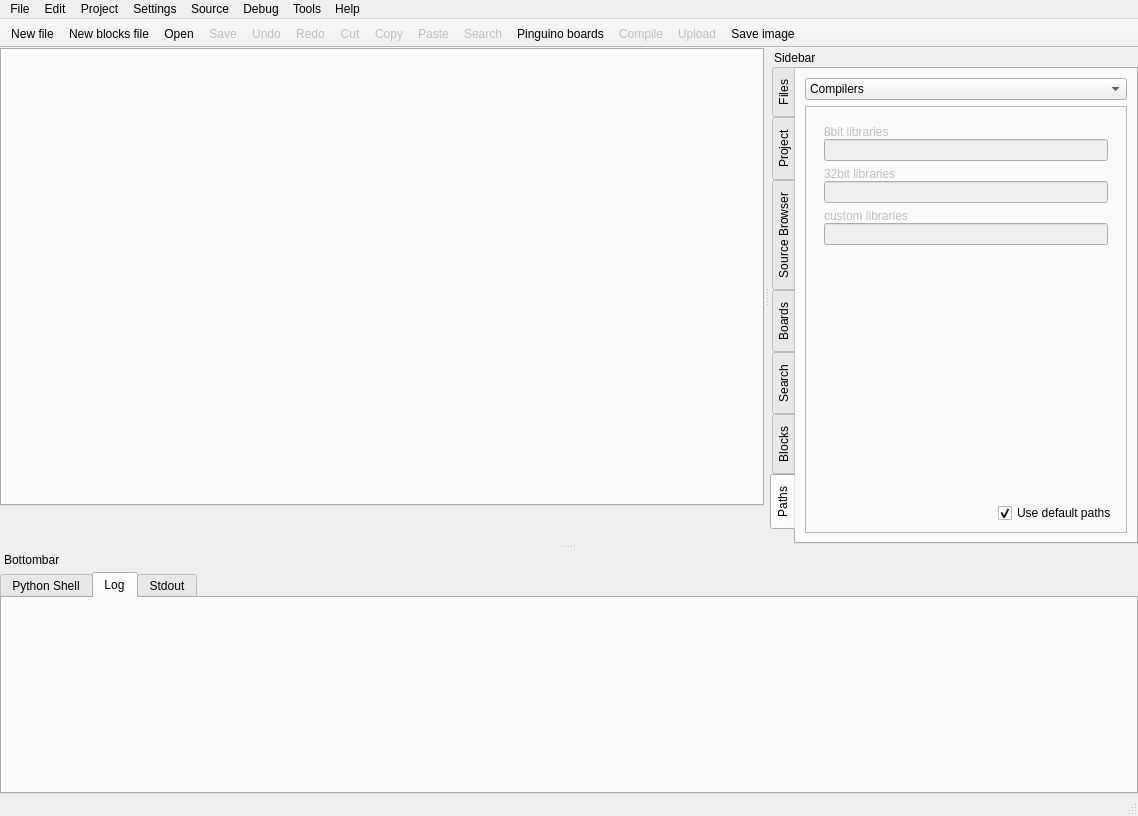
Old version of the form pinguino/qtgui/frames/main.ui in the repository PinguinoIDE/pinguino-ide.
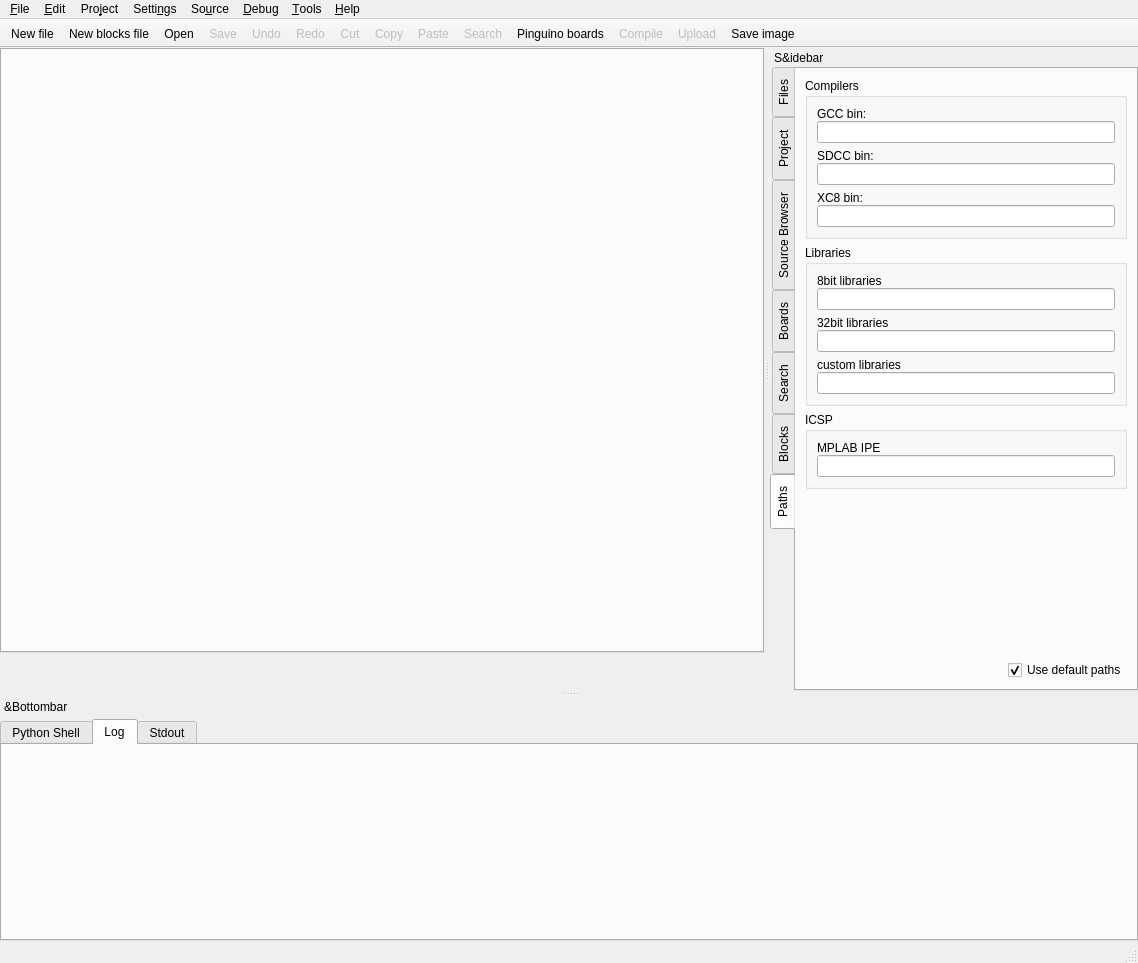
New version of the form. The open tabs and pages were chosen to show the change. Icons and pictures are not drawn.

Commit message: Added default code for new projects.

Diff of the .ui file:
```diff
--- a/pinguino/qtgui/frames/main.ui
+++ b/pinguino/qtgui/frames/main.ui
@@ -7,7 +7,7 @@
     <x>0</x>
     <y>0</y>
     <width>1138</width>
-    <height>816</height>
+    <height>963</height>
    </rect>
   </property>
   <property name="windowTitle">
@@ -105,7 +105,7 @@
    </property>
    <widget class="QMenu" name="menuFile">
     <property name="title">
-     <string>File</string>
+     <string>&amp;File</string>
     </property>
     <widget class="QMenu" name="menuRecents">
      <property name="title">
@@ -132,7 +132,7 @@
    </widget>
    <widget class="QMenu" name="menuEdit">
     <property name="title">
-     <string>Edit</string>
+     <string>&amp;Edit</string>
     </property>
     <addaction name="actionUndo"/>
     <addaction name="actionRedo"/>
@@ -149,7 +149,7 @@
    </widget>
    <widget class="QMenu" name="menuPinguino">
     <property name="title">
-     <string notr="true">Debug</string>
+     <string notr="true">&amp;Debug</string>
     </property>
     <addaction name="actionCompile"/>
     <addaction name="actionUpload"/>
@@ -165,7 +165,7 @@
    </widget>
    <widget class="QMenu" name="menuHelp">
     <property name="title">
-     <string>Help</string>
+     <string>&amp;Help</string>
     </property>
     <widget class="QMenu" name="menuLinks">
      <property name="title">
@@ -194,7 +194,7 @@
    </widget>
    <widget class="QMenu" name="menuSource">
     <property name="title">
-     <string>Source</string>
+     <string>So&amp;urce</string>
     </property>
     <addaction name="actionAutocomplete"/>
     <addaction name="actionComment_out_region"/>
@@ -208,7 +208,7 @@
    </widget>
    <widget class="QMenu" name="menuSettings">
     <property name="title">
-     <string>Settings</string>
+     <string>Setti&amp;ngs</string>
     </property>
     <widget class="QMenu" name="menuIcons_theme">
      <property name="title">
@@ -233,7 +233,7 @@
    </widget>
    <widget class="QMenu" name="menuProject">
     <property name="title">
-     <string>Project</string>
+     <string>Pro&amp;ject</string>
     </property>
     <widget class="QMenu" name="menuRecentProjects">
      <property name="title">
@@ -259,7 +259,7 @@
    </widget>
    <widget class="QMenu" name="menuTools">
     <property name="title">
-     <string>Tools</string>
+     <string>&amp;Tools</string>
     </property>
     <addaction name="actionToggle_vertical_tool_area"/>
     <addaction name="actionToggle_horizontal_tool_area"/>
@@ -295,7 +295,7 @@
     <set>Qt::LeftDockWidgetArea|Qt::RightDockWidgetArea</set>
    </property>
    <property name="windowTitle">
-    <string>Sidebar</string>
+    <string>S&amp;idebar</string>
    </property>
    <attribute name="dockWidgetArea">
     <number>2</number>
@@ -1306,43 +1306,23 @@
          <string>Paths</string>
         </attribute>
         <layout class="QGridLayout" name="gridLayout_31">
-         <item row="1" column="0" colspan="2">
-          <widget class="QFrame" name="frame">
-           <property name="frameShape">
-            <enum>QFrame::StyledPanel</enum>
-           </property>
-           <property name="frameShadow">
-            <enum>QFrame::Raised</enum>
-           </property>
-           <layout class="QGridLayout" name="gridLayout_30">
-            <item row="0" column="0">
-             <widget class="QStackedWidget" name="stackedWidget">
-              <property name="enabled">
-               <bool>false</bool>
-              </property>
-              <property name="currentIndex">
-               <number>0</number>
-              </property>
-              <widget class="QWidget" name="page">
-               <layout class="QGridLayout" name="gridLayout_19">
-                <item row="0" column="0" colspan="2">
-                 <layout class="QVBoxLayout" name="verticalLayout_3">
-                  <property name="spacing">
-                   <number>0</number>
-                  </property>
-                  <item>
-                   <widget class="QLabel" name="label_10">
+         <item row="4" column="1">
+          <widget class="QCheckBox" name="checkBox_paths_default">
                     <property name="text">
-                     <string>GCC bin:</string>
+            <string>Use default paths</string>
+           </property>
+           <property name="checked">
+            <bool>true</bool>
                     </property>
                    </widget>
                   </item>
-                  <item>
-                   <widget class="QLineEdit" name="lineEdit_path_gcc_bin"/>
-                  </item>
-                 </layout>
-                </item>
-                <item row="1" column="0" colspan="2">
+         <item row="0" column="0" colspan="2">
+          <widget class="QGroupBox" name="groupBox_compilers">
+           <property name="title">
+            <string>Compilers</string>
+           </property>
+           <layout class="QGridLayout" name="gridLayout_33">
+            <item row="1" column="0">
                  <layout class="QVBoxLayout" name="verticalLayout_2">
                   <property name="spacing">
                    <number>0</number>
@@ -1359,7 +1339,24 @@
                   </item>
                  </layout>
                 </item>
-                <item row="2" column="0" colspan="2">
+            <item row="0" column="0">
+             <layout class="QVBoxLayout" name="verticalLayout_3">
+              <property name="spacing">
+               <number>0</number>
+              </property>
+              <item>
+               <widget class="QLabel" name="label_10">
+                <property name="text">
+                 <string>GCC bin:</string>
+                </property>
+               </widget>
+              </item>
+              <item>
+               <widget class="QLineEdit" name="lineEdit_path_gcc_bin"/>
+              </item>
+             </layout>
+            </item>
+            <item row="2" column="0">
                  <layout class="QVBoxLayout" name="verticalLayout_4">
                   <property name="spacing">
                    <number>0</number>
@@ -1376,70 +1373,15 @@
                   </item>
                  </layout>
                 </item>
-                <item row="3" column="0" colspan="2">
-                 <spacer name="verticalSpacer_6">
-                  <property name="orientation">
-                   <enum>Qt::Vertical</enum>
-                  </property>
-                  <property name="sizeHint" stdset="0">
-                   <size>
-                    <width>20</width>
-                    <height>40</height>
-                   </size>
-                  </property>
-                 </spacer>
-                </item>
-               </layout>
-              </widget>
-              <widget class="QWidget" name="page_2">
-               <layout class="QGridLayout" name="gridLayout_24">
-                <item row="3" column="0">
-                 <spacer name="verticalSpacer_8">
-                  <property name="orientation">
-                   <enum>Qt::Vertical</enum>
-                  </property>
-                  <property name="sizeHint" stdset="0">
-                   <size>
-                    <width>20</width>
-                    <height>40</height>
-                   </size>
-                  </property>
-                 </spacer>
-                </item>
-                <item row="2" column="0">
-                 <layout class="QVBoxLayout" name="verticalLayout_7">
-                  <property name="spacing">
-                   <number>0</number>
-                  </property>
-                  <item>
-                   <widget class="QLabel" name="label_14">
-                    <property name="text">
-                     <string>custom libraries</string>
-                    </property>
-                   </widget>
-                  </item>
-                  <item>
-                   <widget class="QLineEdit" name="lineEdit_path_custom_libs"/>
-                  </item>
-                 </layout>
-                </item>
-                <item row="0" column="0">
-                 <layout class="QVBoxLayout" name="verticalLayout_5">
-                  <property name="spacing">
-                   <number>0</number>
-                  </property>
-                  <item>
-                   <widget class="QLabel" name="label_12">
-                    <property name="text">
-                     <string>8bit libraries</string>
-                    </property>
-                   </widget>
-                  </item>
-                  <item>
-                   <widget class="QLineEdit" name="lineEdit_path_8_libs"/>
-                  </item>
-                 </layout>
-                </item>
+           </layout>
+          </widget>
+         </item>
+         <item row="1" column="0" colspan="2">
+          <widget class="QGroupBox" name="groupBox_libraries">
+           <property name="title">
+            <string>Libraries</string>
+           </property>
+           <layout class="QGridLayout" name="gridLayout_34">
                 <item row="1" column="0">
                  <layout class="QVBoxLayout" name="verticalLayout_6">
                   <property name="spacing">
@@ -1457,11 +1399,63 @@
                   </item>
                  </layout>
                 </item>
-               </layout>
-              </widget>
-              <widget class="QWidget" name="page_3">
-               <layout class="QGridLayout" name="gridLayout_32">
-                <item row="1" column="0">
+            <item row="0" column="0">
+             <layout class="QVBoxLayout" name="verticalLayout_5">
+              <property name="spacing">
+               <number>0</number>
+              </property>
+              <item>
+               <widget class="QLabel" name="label_12">
+                <property name="text">
+                 <string>8bit libraries</string>
+                </property>
+               </widget>
+              </item>
+              <item>
+               <widget class="QLineEdit" name="lineEdit_path_8_libs"/>
+              </item>
+             </layout>
+            </item>
+            <item row="2" column="0">
+             <layout class="QVBoxLayout" name="verticalLayout_7">
+              <property name="spacing">
+               <number>0</number>
+              </property>
+              <item>
+               <widget class="QLabel" name="label_14">
+                <property name="text">
+                 <string>custom libraries</string>
+                </property>
+               </widget>
+              </item>
+              <item>
+               <widget class="QLineEdit" name="lineEdit_path_custom_libs"/>
+              </item>
+             </layout>
+            </item>
+           </layout>
+          </widget>
+         </item>
+         <item row="4" column="0">
+          <spacer name="horizontalSpacer_3">
+           <property name="orientation">
+            <enum>Qt::Horizontal</enum>
+           </property>
+           <property name="sizeHint" stdset="0">
+            <size>
+             <width>40</width>
+             <height>20</height>
+            </size>
+           </property>
+          </spacer>
+         </item>
+         <item row="2" column="0" colspan="2">
+          <widget class="QGroupBox" name="groupBox_icsp">
+           <property name="title">
+            <string>ICSP</string>
+           </property>
+           <layout class="QGridLayout" name="gridLayout_19">
+            <item row="0" column="0">
                  <layout class="QVBoxLayout" name="verticalLayout_8">
                   <property name="spacing">
                    <number>0</number>
@@ -1478,8 +1472,11 @@
                   </item>
                  </layout>
                 </item>
-                <item row="2" column="0">
-                 <spacer name="verticalSpacer_7">
+           </layout>
+          </widget>
+         </item>
+         <item row="3" column="0" colspan="2">
+          <spacer name="verticalSpacer_6">
                   <property name="orientation">
                    <enum>Qt::Vertical</enum>
                   </property>
@@ -1490,59 +1487,6 @@
                    </size>
                   </property>
                  </spacer>
-                </item>
-               </layout>
-              </widget>
-             </widget>
-            </item>
-            <item row="1" column="0">
-             <layout class="QHBoxLayout" name="horizontalLayout">
-              <item>
-               <spacer name="horizontalSpacer_3">
-                <property name="orientation">
-                 <enum>Qt::Horizontal</enum>
-                </property>
-                <property name="sizeHint" stdset="0">
-                 <size>
-                  <width>40</width>
-                  <height>20</height>
-                 </size>
-                </property>
-               </spacer>
-              </item>
-              <item>
-               <widget class="QCheckBox" name="checkBox_paths_default">
-                <property name="text">
-                 <string>Use default paths</string>
-                </property>
-                <property name="checked">
-                 <bool>true</bool>
-                </property>
-               </widget>
-              </item>
-             </layout>
-            </item>
-           </layout>
-          </widget>
-         </item>
-         <item row="0" column="0" colspan="2">
-          <widget class="QComboBox" name="comboBox">
-           <item>
-            <property name="text">
-             <string>Compilers</string>
-            </property>
-           </item>
-           <item>
-            <property name="text">
-             <string>Libraries</string>
-            </property>
-           </item>
-           <item>
-            <property name="text">
-             <string>ICSP</string>
-            </property>
-           </item>
-          </widget>
          </item>
         </layout>
        </widget>
@@ -1591,7 +1535,7 @@
     <set>QDockWidget::NoDockWidgetFeatures</set>
    </property>
    <property name="windowTitle">
-    <string>Bottombar</string>
+    <string>&amp;Bottombar</string>
    </property>
    <attribute name="dockWidgetArea">
     <number>8</number>
```
Left out of the diff: 313 changed lines with no effect on the pictures. Lines whose indentation alone changed are shown as unchanged. The commit also changes 4 other files.
